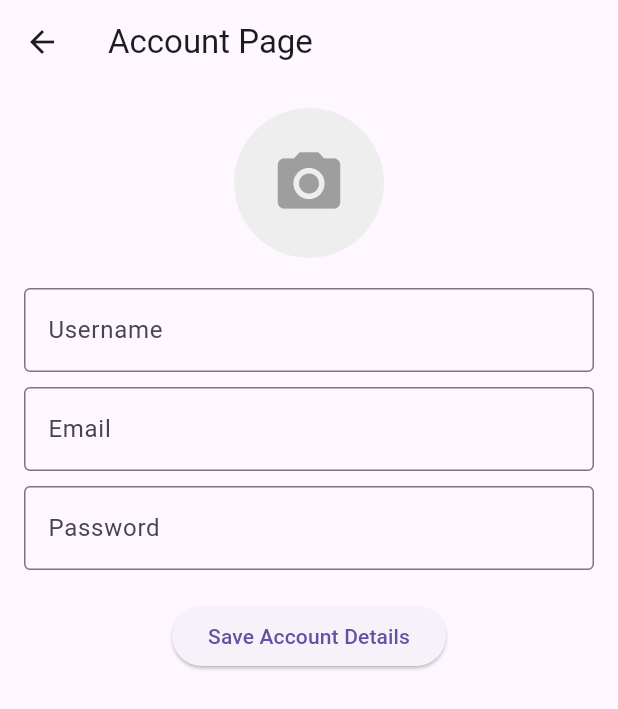
After one commit to MhmdSalman18/Ecomap, a Flutter app: the AccountPage screen opened directly, after a tap on the "camera alt" icon, on a phone screen of 412 x 824 dp. The commit adds this screen. Shown: the top 709 px of the screen. Run offline on Flutter 3.47's test engine with Material 3 defaults, Android fonts, the phone set to English and light mode, and no system bars; our stand-ins replace camera, image_picker; network calls fail.

Commit message:
added account frontend

```diff
--- /dev/null
+++ b/lib/REGISTRATION/account.dart
@@ -0,0 +1,111 @@
+import 'package:flutter/material.dart';
+import 'package:image_picker/image_picker.dart';
+import 'dart:io';
+
+class AccountPage extends StatefulWidget {
+  const AccountPage({super.key, required String title});
+
+  @override
+  State<AccountPage> createState() => _AccountPageState();
+}
+
+class _AccountPageState extends State<AccountPage> {
+  File? _image;
+  final _picker = ImagePicker();
+
+  final TextEditingController _usernameController = TextEditingController();
+  final TextEditingController _emailController = TextEditingController();
+  final TextEditingController _passwordController = TextEditingController();
+
+  // Function to pick an image from the gallery
+  Future<void> _pickImage() async {
+    final pickedFile = await _picker.pickImage(source: ImageSource.gallery);
+    if (pickedFile != null) {
+      setState(() {
+        _image = File(pickedFile.path);
+      });
+    }
+  }
+
+  @override
+  void dispose() {
+    _usernameController.dispose();
+    _emailController.dispose();
+    _passwordController.dispose();
+    super.dispose();
+  }
+
+  @override
+  Widget build(BuildContext context) {
+    return Scaffold(
+      appBar: AppBar(title: const Text('Account Page')),
+      body: Padding(
+        padding: const EdgeInsets.all(16.0),
+        child: Column(
+          children: [
+            // Image Upload Section
+            GestureDetector(
+              onTap: _pickImage,
+              child: CircleAvatar(
+                radius: 50,
+                backgroundColor: Colors.grey[200],
+                backgroundImage: _image != null ? FileImage(_image!) : null,
+                child: _image == null
+                    ? const Icon(Icons.camera_alt, size: 50, color: Colors.grey)
+                    : null,
+              ),
+            ),
+            const SizedBox(height: 20),
+
+            // Username TextField
+            TextFormField(
+              controller: _usernameController,
+              decoration: const InputDecoration(
+                labelText: 'Username',
+                border: OutlineInputBorder(),
+              ),
+            ),
+            const SizedBox(height: 10),
+
+            // Email TextField
+            TextFormField(
+              controller: _emailController,
+              decoration: const InputDecoration(
+                labelText: 'Email',
+                border: OutlineInputBorder(),
+              ),
+              keyboardType: TextInputType.emailAddress,
+            ),
+            const SizedBox(height: 10),
+
+            // Password TextField
+            TextFormField(
+              controller: _passwordController,
+              decoration: const InputDecoration(
+                labelText: 'Password',
+                border: OutlineInputBorder(),
+              ),
+              obscureText: true,
+            ),
+            const SizedBox(height: 20),
+
+            // Submit Button
+            ElevatedButton(
+              onPressed: () {
+                // Handle form submission
+                String username = _usernameController.text;
+                String email = _emailController.text;
+                String password = _passwordController.text;
+                // You can now use these values for further processing
+                print('Username: $username');
+                print('Email: $email');
+                print('Password: $password');
+              },
+              child: const Text('Save Account Details'),
+            ),
+          ],
+        ),
+      ),
+    );
+  }
+}
--- a/lib/status.dart
+++ b/lib/status.dart
@@ -1,5 +1,6 @@
 import 'package:ecomap/BottomNavigationBar.dart';
 import 'package:ecomap/CustomDrawer.dart';
+import 'package:ecomap/REGISTRATION/account.dart';
 import 'package:flutter/material.dart';
 
 class StatusPage extends StatefulWidget {
@@ -24,7 +25,7 @@ class _StatusPageState extends State<StatusPage> {
           Navigator.push(
             context,
             MaterialPageRoute(
-              builder: (context) => const BottomNavigationBarExample(title: 'Home'),
+              builder: (context) => const AccountPage(title: 'Home'),
             ),
           );
         },
```
